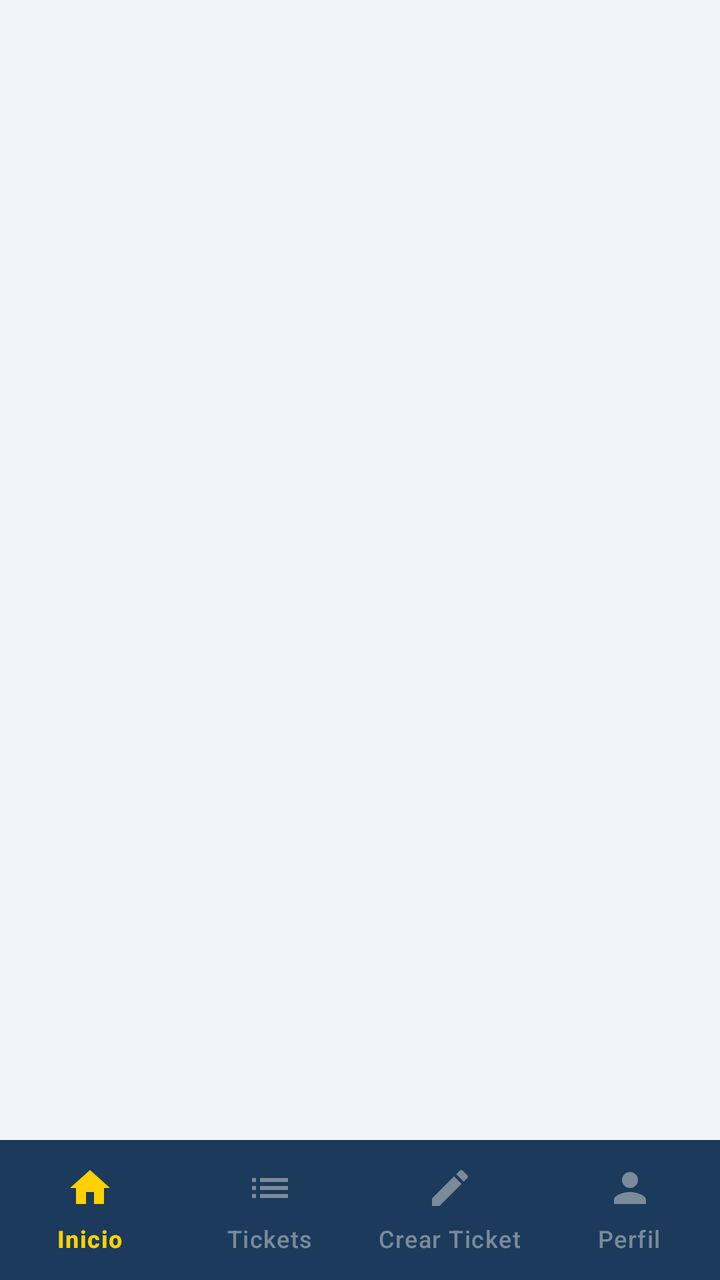
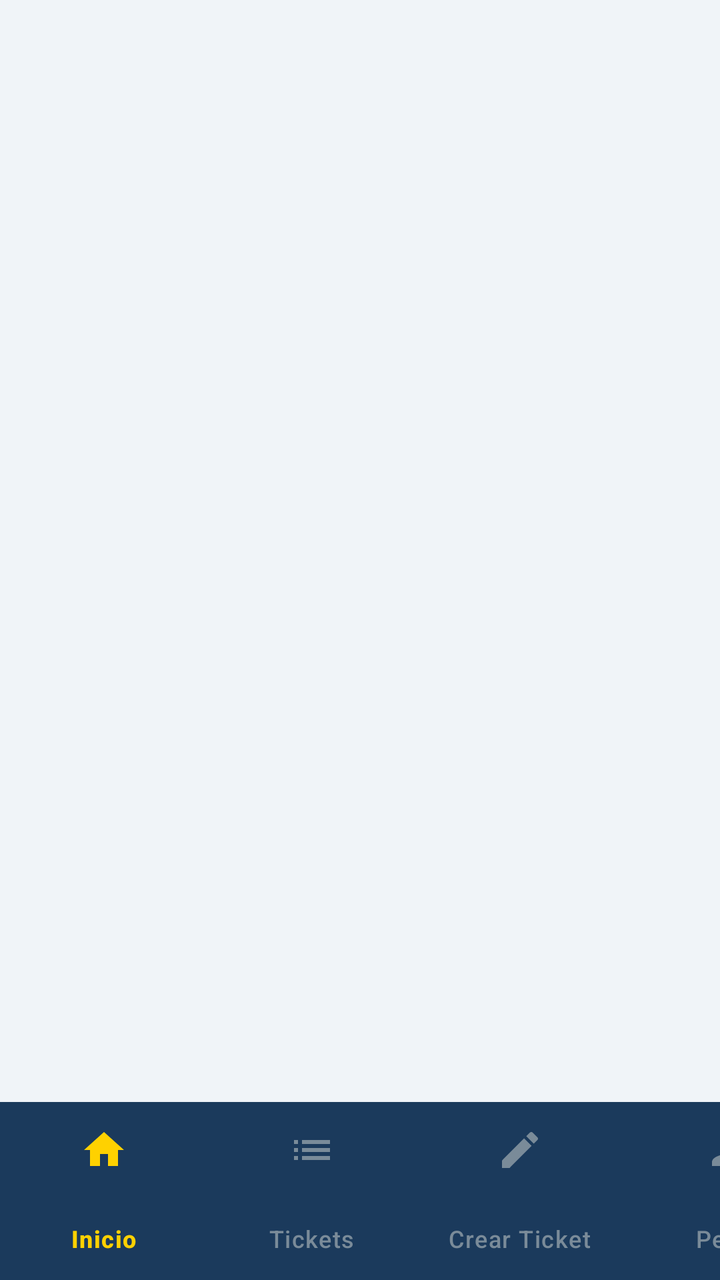

Screens rendered from an Android XML layout before and after an edit, with the pre-edit source and the edit as a unified diff.
<!-- AndroidManifest.xml: application theme Theme.Gesticks -->
<!-- res/layout/activity_main.xml -->
<?xml version="1.0" encoding="utf-8"?>
<androidx.constraintlayout.widget.ConstraintLayout xmlns:android="http://schemas.android.com/apk/res/android"
    xmlns:app="http://schemas.android.com/apk/res-auto"
    android:id="@+id/main"
    android:layout_width="match_parent"
    android:layout_height="match_parent"
    android:background="@color/form_bg">

    <FrameLayout
        android:id="@+id/fragment_container"
        android:layout_width="match_parent"
        android:layout_height="0dp"
        app:layout_constraintBottom_toTopOf="@id/bottom_navigation"
        app:layout_constraintTop_toTopOf="parent" />

    <com.google.android.material.bottomnavigation.BottomNavigationView
        android:id="@+id/bottom_navigation"
        android:layout_width="match_parent"
        android:layout_height="70dp"
        android:background="@color/primary_dark"
        app:elevation="10dp"
        app:itemIconSize="24dp"
        app:itemIconTint="@color/nav_item_color"
        app:itemRippleColor="@color/logo_bg_alpha"
        app:itemTextColor="@color/nav_item_color"
        app:labelVisibilityMode="labeled"
        app:layout_constraintBottom_toBottomOf="parent"
        app:menu="@menu/bottom_nav_menu" />

</androidx.constraintlayout.widget.ConstraintLayout>
<!-- resources referenced by this layout -->
<resources>
  <color name="form_bg">#F0F4F8</color>
  <color name="logo_bg_alpha">#1AFFD100</color>
  <color name="primary_dark">#1B3A5C</color>
  <style name="Theme.Gesticks" parent="Base.Theme.Gesticks" />
  <style name="Base.Theme.Gesticks" parent="Theme.Material3.DayNight.NoActionBar">
          
          
      </style>
</resources>

<!-- the commit's change to res/layout/activity_main.xml (unified diff, before → after) -->
@@ -1,6 +1,7 @@
 <?xml version="1.0" encoding="utf-8"?>
 <androidx.constraintlayout.widget.ConstraintLayout xmlns:android="http://schemas.android.com/apk/res/android"
     xmlns:app="http://schemas.android.com/apk/res-auto"
+    xmlns:tools="http://schemas.android.com/tools"
     android:id="@+id/main"
     android:layout_width="match_parent"
     android:layout_height="match_parent"
@@ -8,15 +9,15 @@
 
     <FrameLayout
         android:id="@+id/fragment_container"
-        android:layout_width="match_parent"
-        android:layout_height="0dp"
+        android:layout_width="407dp"
+        android:layout_height="642dp"
         app:layout_constraintBottom_toTopOf="@id/bottom_navigation"
         app:layout_constraintTop_toTopOf="parent" />
 
     <com.google.android.material.bottomnavigation.BottomNavigationView
         android:id="@+id/bottom_navigation"
-        android:layout_width="match_parent"
-        android:layout_height="70dp"
+        android:layout_width="416dp"
+        android:layout_height="89dp"
         android:background="@color/primary_dark"
         app:elevation="10dp"
         app:itemIconSize="24dp"
@@ -25,6 +26,7 @@
         app:itemTextColor="@color/nav_item_color"
         app:labelVisibilityMode="labeled"
         app:layout_constraintBottom_toBottomOf="parent"
-        app:menu="@menu/bottom_nav_menu" />
+        app:menu="@menu/bottom_nav_menu"
+        tools:layout_editor_absoluteX="-4dp" />
 
 </androidx.constraintlayout.widget.ConstraintLayout>
